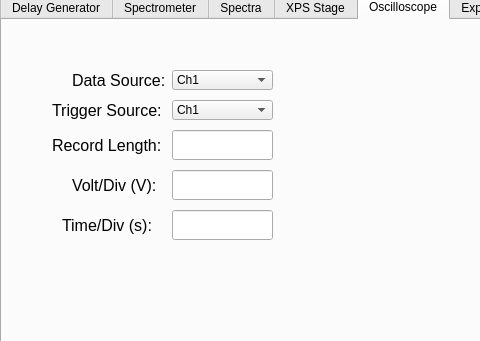
Old version of the form Hardware/LIBS/LIBS Code/Viron_GUI/Application_UI.ui in the repository Sanjit-Jeevanand/HusseinLab_UltrafastPlasmaScience; both pictures show x 0 to 480 and y 85 to 426 of the 1126 by 832 pixel window.
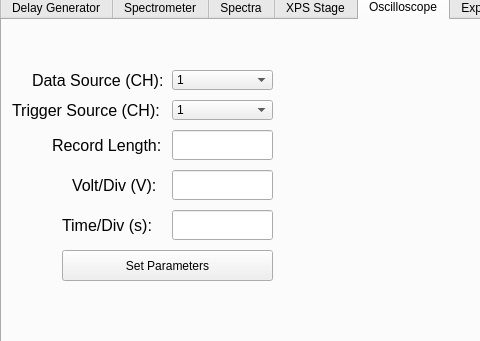
New version of the form. Custom widgets are drawn as their Qt base class.

Commit message: add oscilloscope set functions with some error checking; integrate into UI

Patch:
```diff
--- a/Hardware/LIBS/LIBS Code/Viron_GUI/Application_UI.ui
+++ b/Hardware/LIBS/LIBS Code/Viron_GUI/Application_UI.ui
@@ -2456,9 +2456,9 @@
      <widget class="QLabel" name="scope_trigger_source_label">
       <property name="geometry">
        <rect>
-        <x>50</x>
+        <x>10</x>
         <y>70</y>
-        <width>111</width>
+        <width>151</width>
         <height>41</height>
        </rect>
       </property>
@@ -2468,7 +2468,7 @@
        </font>
       </property>
       <property name="text">
-       <string>Trigger Source:</string>
+       <string>Trigger Source (CH):</string>
       </property>
      </widget>
      <widget class="QLabel" name="scope_record_length_label">
@@ -2492,9 +2492,9 @@
      <widget class="QLabel" name="scope_data_source_label">
       <property name="geometry">
        <rect>
-        <x>70</x>
+        <x>30</x>
         <y>40</y>
-        <width>101</width>
+        <width>141</width>
         <height>41</height>
        </rect>
       </property>
@@ -2504,7 +2504,7 @@
        </font>
       </property>
       <property name="text">
-       <string>Data Source:</string>
+       <string>Data Source (CH):</string>
       </property>
      </widget>
      <widget class="QLineEdit" name="scope_timeperdiv_entry">
@@ -2531,7 +2531,7 @@
       </property>
       <item>
        <property name="text">
-        <string>Ch1</string>
+        <string>1</string>
        </property>
       </item>
       <item>
@@ -2561,7 +2561,7 @@
       </property>
       <item>
        <property name="text">
-        <string>Ch1</string>
+        <string>1</string>
        </property>
       </item>
       <item>
@@ -2580,6 +2580,29 @@
        </property>
       </item>
      </widget>
+     <widget class="PlotWidget" name="scope_graph" native="true">
+      <property name="geometry">
+       <rect>
+        <x>290</x>
+        <y>0</y>
+        <width>831</width>
+        <height>451</height>
+       </rect>
+      </property>
+     </widget>
+     <widget class="QPushButton" name="set_scope_params_button">
+      <property name="geometry">
+       <rect>
+        <x>60</x>
+        <y>230</y>
+        <width>211</width>
+        <height>31</height>
+       </rect>
+      </property>
+      <property name="text">
+       <string>Set Parameters</string>
+      </property>
+     </widget>
     </widget>
     <widget class="QWidget" name="experimental_param_tab">
      <attribute name="title">
@@ -2776,6 +2799,14 @@
    </property>
   </action>
  </widget>
+ <customwidgets>
+  <customwidget>
+   <class>PlotWidget</class>
+   <extends>QWidget</extends>
+   <header>pyqtgraph</header>
+   <container>1</container>
+  </customwidget>
+ </customwidgets>
  <resources/>
  <connections/>
 </ui>
```
Left out of the diff: 12 changed lines with no effect on the pictures. The commit also changes 3 other files.
